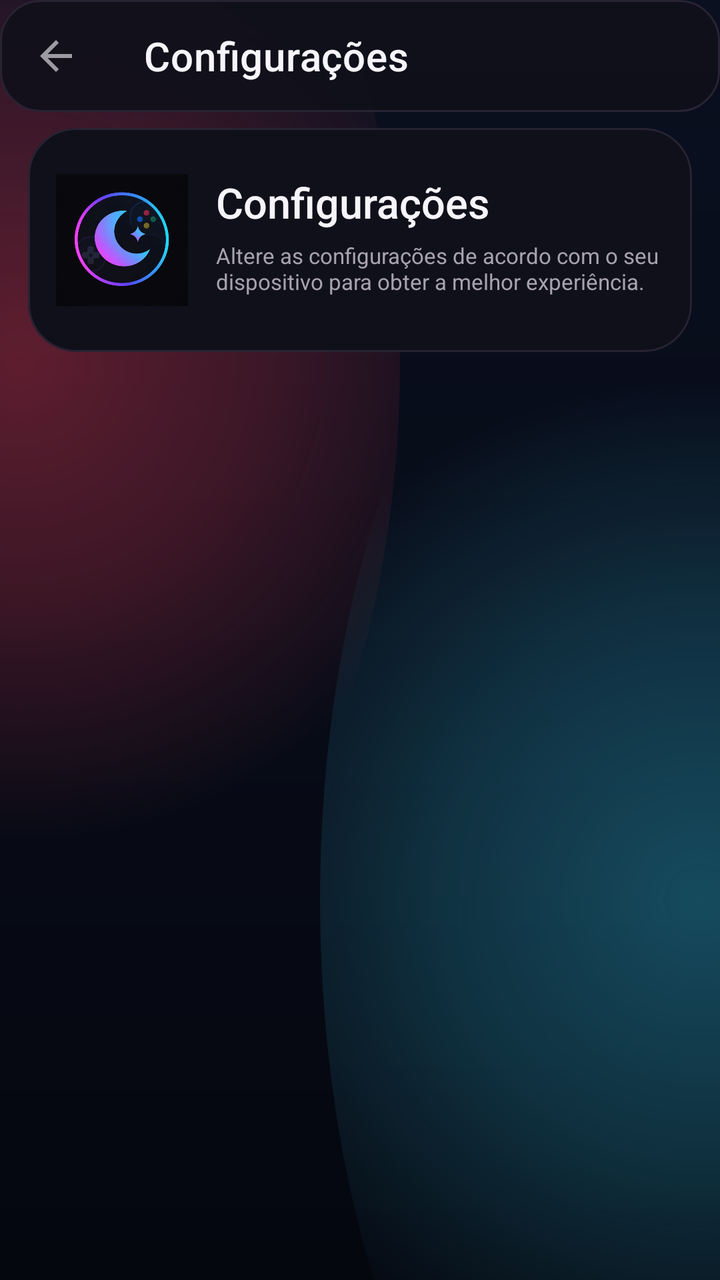
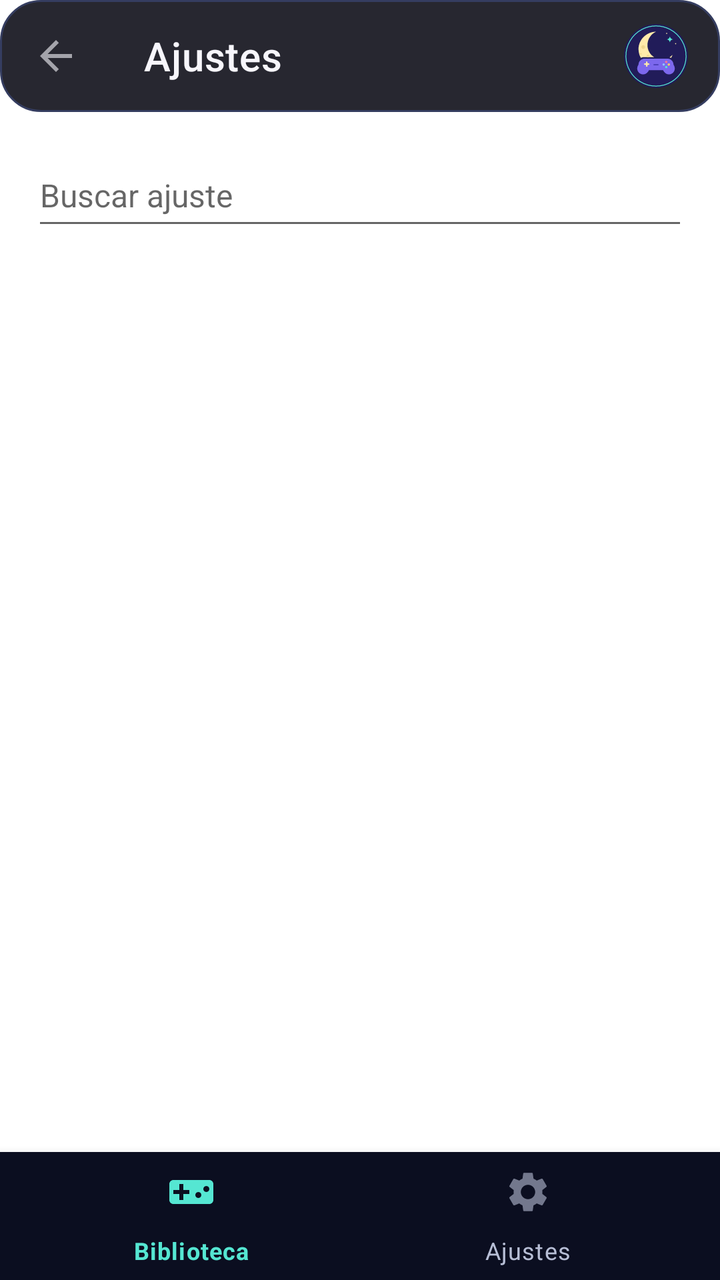

Two renders of the same Android screen: before a commit and after it. Below are the layout's source before the change and the commit's diff.
<!-- AndroidManifest.xml: fallback theme Theme.MaterialComponents.DayNight.NoActionBar -->
<!-- res/layout/fragment_home_settings.xml -->
<?xml version="1.0" encoding="utf-8"?>
<androidx.constraintlayout.widget.ConstraintLayout
    xmlns:android="http://schemas.android.com/apk/res/android"
    xmlns:app="http://schemas.android.com/apk/res-auto"
    android:layout_width="match_parent"
    android:layout_height="match_parent"
    android:background="@drawable/moonwitch_background">

    <com.google.android.material.appbar.AppBarLayout
        android:id="@+id/appbar_home_settings"
        style="@style/Widget.Eden.TransparentTopAppBarLayout"
        android:layout_width="match_parent"
        android:layout_height="wrap_content"
        android:background="@android:color/transparent"
        android:fitsSystemWindows="true"
        app:layout_constraintEnd_toEndOf="parent"
        app:layout_constraintStart_toStartOf="parent"
        app:layout_constraintTop_toTopOf="parent">

        <com.google.android.material.appbar.MaterialToolbar
            android:id="@+id/toolbar_home_settings"
            style="@style/Widget.Eden.TransparentTopToolbar"
            android:layout_width="match_parent"
            android:layout_height="?attr/actionBarSize"
            app:navigationIcon="@drawable/ic_back"
            app:title="@string/mw_ui_settings"
            app:titleTextColor="@color/mw_ui_text" />
    </com.google.android.material.appbar.AppBarLayout>

    <androidx.core.widget.NestedScrollView
        android:id="@+id/scroll_view_settings"
        android:layout_width="0dp"
        android:layout_height="0dp"
        android:clipToPadding="false"
        android:fadeScrollbars="false"
        app:layout_constraintBottom_toBottomOf="parent"
        app:layout_constraintEnd_toEndOf="parent"
        app:layout_constraintStart_toStartOf="parent"
        app:layout_constraintTop_toBottomOf="@id/appbar_home_settings">

        <LinearLayout
            android:id="@+id/linear_layout_settings"
            android:layout_width="match_parent"
            android:layout_height="wrap_content"
            android:orientation="vertical"
            android:paddingStart="14dp"
            android:paddingTop="8dp"
            android:paddingEnd="14dp"
            android:paddingBottom="20dp">

            <com.google.android.material.card.MaterialCardView
                android:layout_width="match_parent"
                android:layout_height="112dp"
                android:layout_marginBottom="12dp"
                app:cardBackgroundColor="@color/mw_ui_surface"
                app:cardCornerRadius="24dp"
                app:cardElevation="0dp"
                app:strokeColor="@color/mw_ui_border"
                app:strokeWidth="1dp">

                <androidx.constraintlayout.widget.ConstraintLayout
                    android:layout_width="match_parent"
                    android:layout_height="match_parent"
                    android:padding="14dp">

                    <ImageView
                        android:id="@+id/settings_brand_icon"
                        android:layout_width="66dp"
                        android:layout_height="66dp"
                        android:contentDescription="@string/app_name"
                        android:src="@drawable/moonwitch_app_icon"
                        app:layout_constraintBottom_toBottomOf="parent"
                        app:layout_constraintStart_toStartOf="parent"
                        app:layout_constraintTop_toTopOf="parent" />

                    <TextView
                        android:id="@+id/settings_brand_title"
                        android:layout_width="0dp"
                        android:layout_height="wrap_content"
                        android:layout_marginStart="14dp"
                        android:fontFamily="sans-serif-medium"
                        android:text="@string/mw_ui_settings"
                        android:textColor="@color/mw_ui_text"
                        android:textSize="21sp"
                        app:layout_constraintEnd_toEndOf="parent"
                        app:layout_constraintStart_toEndOf="@id/settings_brand_icon"
                        app:layout_constraintTop_toTopOf="@id/settings_brand_icon" />

                    <TextView
                        android:layout_width="0dp"
                        android:layout_height="wrap_content"
                        android:layout_marginStart="14dp"
                        android:layout_marginTop="5dp"
                        android:ellipsize="end"
                        android:maxLines="2"
                        android:text="@string/mw_ui_settings_tip"
                        android:textColor="@color/mw_ui_text_2"
                        android:textSize="11sp"
                        app:layout_constraintEnd_toEndOf="parent"
                        app:layout_constraintStart_toEndOf="@id/settings_brand_icon"
                        app:layout_constraintTop_toBottomOf="@id/settings_brand_title" />
                </androidx.constraintlayout.widget.ConstraintLayout>
            </com.google.android.material.card.MaterialCardView>

            <androidx.recyclerview.widget.RecyclerView
                android:id="@+id/home_settings_list"
                android:layout_width="match_parent"
                android:layout_height="wrap_content"
                android:clipToPadding="false"
                android:nestedScrollingEnabled="false" />
        </LinearLayout>
    </androidx.core.widget.NestedScrollView>
</androidx.constraintlayout.widget.ConstraintLayout>
<!-- resources referenced by this layout -->
<resources>
  <color name="mw_ui_border">#282333</color>
  <color name="mw_ui_surface">#10101A</color>
  <color name="mw_ui_text">#F7F5FB</color>
  <color name="mw_ui_text_2">#A7A2AF</color>
  <!-- drawable ic_back (drawable) -->
  <vector xmlns:android="http://schemas.android.com/apk/res/android"
      android:width="24dp"
      android:height="24dp"
      android:autoMirrored="true"
      android:viewportWidth="24"
      android:viewportHeight="24">
      <path
          android:fillColor="?attr/colorControlNormal"
          android:pathData="M20,11H7.83l5.59,-5.59L12,4l-8,8 8,8 1.41,-1.41L7.83,13H20v-2z" />
  </vector>
  <!-- drawable moonwitch_app_icon: webp bitmap (drawable-nodpi, 9840 bytes) -->
  <!-- drawable moonwitch_background (drawable) -->
  <?xml version="1.0" encoding="utf-8"?>
  <layer-list xmlns:android="http://schemas.android.com/apk/res/android">
      <item>
          <shape android:shape="rectangle">
              <gradient
                  android:angle="270"
                  android:endColor="#05070F"
                  android:startColor="#0A1020" />
          </shape>
      </item>
      <item android:left="-180dp" android:right="160dp" android:top="-160dp" android:bottom="120dp">
          <shape android:shape="oval">
              <gradient
                  android:centerColor="#35FF3B55"
                  android:endColor="#00FF3B55"
                  android:gradientRadius="240dp"
                  android:startColor="#58FF3B55"
                  android:type="radial" />
          </shape>
      </item>
      <item android:left="160dp" android:right="-180dp" android:top="80dp" android:bottom="-180dp">
          <shape android:shape="oval">
              <gradient
                  android:centerColor="#3035D8FF"
                  android:endColor="#0035D8FF"
                  android:gradientRadius="260dp"
                  android:startColor="#5035D8FF"
                  android:type="radial" />
          </shape>
      </item>
  </layer-list>
  <string name="app_name" translatable="false">Moonwitch</string>
  <string name="mw_ui_settings">Configurações</string>
  <string name="mw_ui_settings_tip">Altere as configurações de acordo com o seu dispositivo para obter a melhor experiência.</string>
  <style name="Widget.Eden.TransparentTopAppBarLayout" parent="">
          <item name="android:background">@android:color/transparent</item>
          <item name="android:elevation">0dp</item>
          <item name="android:stateListAnimator">@null</item>
          <item name="elevation">0dp</item>
          <item name="liftOnScroll">false</item>
          <item name="statusBarForeground">@android:color/transparent</item>
      </style>
  <style name="Widget.Eden.TransparentTopToolbar" parent="">
          <item name="android:background">@drawable/mw_reformulation_toolbar_surface</item>
          <item name="android:elevation">0dp</item>
          <item name="backgroundTint">@android:color/transparent</item>
          <item name="titleTextColor">@color/mw_ui_text</item>
          <item name="subtitleTextColor">@color/mw_ui_text_2</item>
          <item name="navigationIconTint">@color/mw_ui_text</item>
      </style>
  <!-- drawable mw_reformulation_toolbar_surface (drawable) -->
  <?xml version="1.0" encoding="utf-8"?>
  <shape xmlns:android="http://schemas.android.com/apk/res/android" android:shape="rectangle"><solid android:color="#E610101A"/><corners android:radius="20dp"/><stroke android:width="1dp" android:color="@color/mw_ui_border"/></shape>
</resources>

<!-- the commit's change to res/layout/fragment_home_settings.xml (unified diff, before → after) -->
@@ -4,15 +4,15 @@
     xmlns:app="http://schemas.android.com/apk/res-auto"
     android:layout_width="match_parent"
     android:layout_height="match_parent"
-    android:background="@drawable/moonwitch_background">
+    android:background="?attr/colorSurface">
 
     <com.google.android.material.appbar.AppBarLayout
         android:id="@+id/appbar_home_settings"
         style="@style/Widget.Eden.TransparentTopAppBarLayout"
         android:layout_width="match_parent"
         android:layout_height="wrap_content"
-        android:background="@android:color/transparent"
-        android:fitsSystemWindows="true"
+        android:fitsSystemWindows="false"
+        android:touchscreenBlocksFocus="false"
         app:layout_constraintEnd_toEndOf="parent"
         app:layout_constraintStart_toStartOf="parent"
         app:layout_constraintTop_toTopOf="parent">
@@ -22,92 +22,45 @@
             style="@style/Widget.Eden.TransparentTopToolbar"
             android:layout_width="match_parent"
             android:layout_height="?attr/actionBarSize"
+            android:touchscreenBlocksFocus="false"
             app:navigationIcon="@drawable/ic_back"
-            app:title="@string/mw_ui_settings"
-            app:titleTextColor="@color/mw_ui_text" />
+            app:title="@string/mw_reform_settings"><ImageView android:layout_width="32dp" android:layout_height="32dp" android:layout_gravity="end" android:layout_marginEnd="16dp" android:src="@drawable/ic_moonwitch_mark" android:importantForAccessibility="no"/></com.google.android.material.appbar.MaterialToolbar>
+
     </com.google.android.material.appbar.AppBarLayout>
 
     <androidx.core.widget.NestedScrollView
         android:id="@+id/scroll_view_settings"
         android:layout_width="0dp"
         android:layout_height="0dp"
+        android:background="@android:color/transparent"
         android:clipToPadding="false"
+        android:defaultFocusHighlightEnabled="false"
         android:fadeScrollbars="false"
-        app:layout_constraintBottom_toBottomOf="parent"
+        android:scrollbars="vertical"
+        app:layout_constraintBottom_toTopOf="@id/settings_navigation"
         app:layout_constraintEnd_toEndOf="parent"
         app:layout_constraintStart_toStartOf="parent"
         app:layout_constraintTop_toBottomOf="@id/appbar_home_settings">
 
-        <LinearLayout
+        <androidx.appcompat.widget.LinearLayoutCompat
             android:id="@+id/linear_layout_settings"
             android:layout_width="match_parent"
             android:layout_height="wrap_content"
             android:orientation="vertical"
-            android:paddingStart="14dp"
-            android:paddingTop="8dp"
-            android:paddingEnd="14dp"
-            android:paddingBottom="20dp">
+            android:paddingHorizontal="16dp"
+            android:paddingTop="16dp">
 
-            <com.google.android.material.card.MaterialCardView
-                android:layout_width="match_parent"
-                android:layout_height="112dp"
-                android:layout_marginBottom="12dp"
-                app:cardBackgroundColor="@color/mw_ui_surface"
-                app:cardCornerRadius="24dp"
-                app:cardElevation="0dp"
-                app:strokeColor="@color/mw_ui_border"
-                app:strokeWidth="1dp">
-
-                <androidx.constraintlayout.widget.ConstraintLayout
-                    android:layout_width="match_parent"
-                    android:layout_height="match_parent"
-                    android:padding="14dp">
-
-                    <ImageView
-                        android:id="@+id/settings_brand_icon"
-                        android:layout_width="66dp"
-                        android:layout_height="66dp"
-                        android:contentDescription="@string/app_name"
-                        android:src="@drawable/moonwitch_app_icon"
-                        app:layout_constraintBottom_toBottomOf="parent"
-                        app:layout_constraintStart_toStartOf="parent"
-                        app:layout_constraintTop_toTopOf="parent" />
-
-                    <TextView
-                        android:id="@+id/settings_brand_title"
-                        android:layout_width="0dp"
-                        android:layout_height="wrap_content"
-                        android:layout_marginStart="14dp"
-                        android:fontFamily="sans-serif-medium"
-                        android:text="@string/mw_ui_settings"
-                        android:textColor="@color/mw_ui_text"
-                        android:textSize="21sp"
-                        app:layout_constraintEnd_toEndOf="parent"
-                        app:layout_constraintStart_toEndOf="@id/settings_brand_icon"
-                        app:layout_constraintTop_toTopOf="@id/settings_brand_icon" />
-
-                    <TextView
-                        android:layout_width="0dp"
-                        android:layout_height="wrap_content"
-                        android:layout_marginStart="14dp"
-                        android:layout_marginTop="5dp"
-                        android:ellipsize="end"
-                        android:maxLines="2"
-                        android:text="@string/mw_ui_settings_tip"
-                        android:textColor="@color/mw_ui_text_2"
-                        android:textSize="11sp"
-                        app:layout_constraintEnd_toEndOf="parent"
-                        app:layout_constraintStart_toEndOf="@id/settings_brand_icon"
-                        app:layout_constraintTop_toBottomOf="@id/settings_brand_title" />
-                </androidx.constraintlayout.widget.ConstraintLayout>
-            </com.google.android.material.card.MaterialCardView>
-
+            <EditText android:id="@+id/settings_search" android:layout_width="match_parent" android:layout_height="48dp" android:layout_marginBottom="12dp" android:inputType="text" android:singleLine="true" android:hint="@string/mw_reform_search_settings" android:textSize="16sp"/>
             <androidx.recyclerview.widget.RecyclerView
                 android:id="@+id/home_settings_list"
                 android:layout_width="match_parent"
                 android:layout_height="wrap_content"
                 android:clipToPadding="false"
                 android:nestedScrollingEnabled="false" />
-        </LinearLayout>
+
+        </androidx.appcompat.widget.LinearLayoutCompat>
+
     </androidx.core.widget.NestedScrollView>
+
+<com.google.android.material.bottomnavigation.BottomNavigationView android:id="@+id/settings_navigation" android:layout_width="0dp" android:layout_height="wrap_content" android:minHeight="64dp" android:background="@color/mw_reform_bg" app:menu="@menu/mw_reform_navigation" app:labelVisibilityMode="labeled" app:itemIconTint="@color/mw_reform_navigation" app:itemTextColor="@color/mw_reform_navigation" app:itemActiveIndicatorStyle="@null" app:layout_constraintStart_toStartOf="parent" app:layout_constraintEnd_toEndOf="parent" app:layout_constraintBottom_toBottomOf="parent"/>
 </androidx.constraintlayout.widget.ConstraintLayout>
<!-- resource entries referenced after the edit -->
@@ -1,9 +1,9 @@
 <!-- resources referenced by this layout -->
 <resources>
-  <color name="mw_ui_border">#282333</color>
-  <color name="mw_ui_surface">#10101A</color>
-  <color name="mw_ui_text">#F7F5FB</color>
-  <color name="mw_ui_text_2">#A7A2AF</color>
+  <color name="mw_reform_bg">#0B0E20</color>
+  <color name="mw_ui_border">#353D60</color>
+  <color name="mw_ui_text">#F7F6FC</color>
+  <color name="mw_ui_text_2">#B7BED5</color>
   <!-- drawable ic_back (drawable) -->
   <vector xmlns:android="http://schemas.android.com/apk/res/android"
       android:width="24dp"
@@ -15,42 +15,9 @@
           android:fillColor="?attr/colorControlNormal"
           android:pathData="M20,11H7.83l5.59,-5.59L12,4l-8,8 8,8 1.41,-1.41L7.83,13H20v-2z" />
   </vector>
-  <!-- drawable moonwitch_app_icon: webp bitmap (drawable-nodpi, 9840 bytes) -->
-  <!-- drawable moonwitch_background (drawable) -->
-  <?xml version="1.0" encoding="utf-8"?>
-  <layer-list xmlns:android="http://schemas.android.com/apk/res/android">
-      <item>
-          <shape android:shape="rectangle">
-              <gradient
-                  android:angle="270"
-                  android:endColor="#05070F"
-                  android:startColor="#0A1020" />
-          </shape>
-      </item>
-      <item android:left="-180dp" android:right="160dp" android:top="-160dp" android:bottom="120dp">
-          <shape android:shape="oval">
-              <gradient
-                  android:centerColor="#35FF3B55"
-                  android:endColor="#00FF3B55"
-                  android:gradientRadius="240dp"
-                  android:startColor="#58FF3B55"
-                  android:type="radial" />
-          </shape>
-      </item>
-      <item android:left="160dp" android:right="-180dp" android:top="80dp" android:bottom="-180dp">
-          <shape android:shape="oval">
-              <gradient
-                  android:centerColor="#3035D8FF"
-                  android:endColor="#0035D8FF"
-                  android:gradientRadius="260dp"
-                  android:startColor="#5035D8FF"
-                  android:type="radial" />
-          </shape>
-      </item>
-  </layer-list>
-  <string name="app_name" translatable="false">Moonwitch</string>
-  <string name="mw_ui_settings">Configurações</string>
-  <string name="mw_ui_settings_tip">Altere as configurações de acordo com o seu dispositivo para obter a melhor experiência.</string>
+  <!-- drawable ic_moonwitch_mark: vector/xml drawable (drawable, 2291 chars, omitted) -->
+  <string name="mw_reform_search_settings">Buscar ajuste</string>
+  <string name="mw_reform_settings">Ajustes</string>
   <style name="Widget.Eden.TransparentTopAppBarLayout" parent="">
           <item name="android:background">@android:color/transparent</item>
           <item name="android:elevation">0dp</item>
